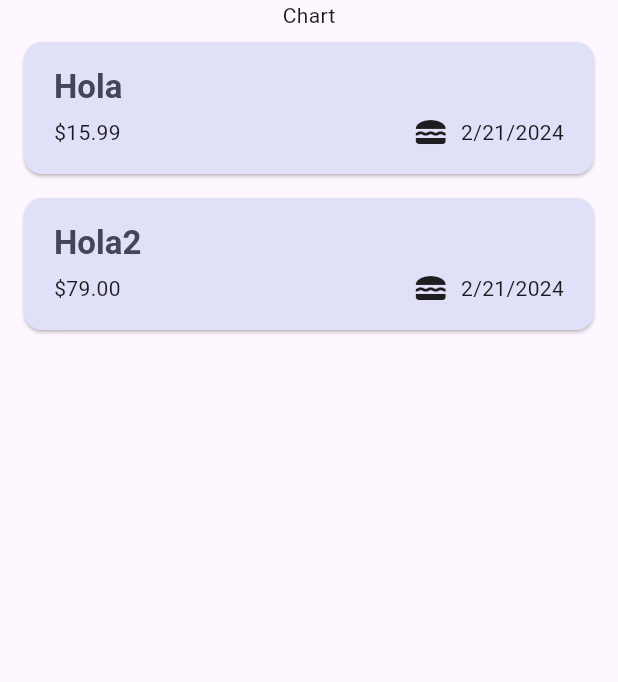
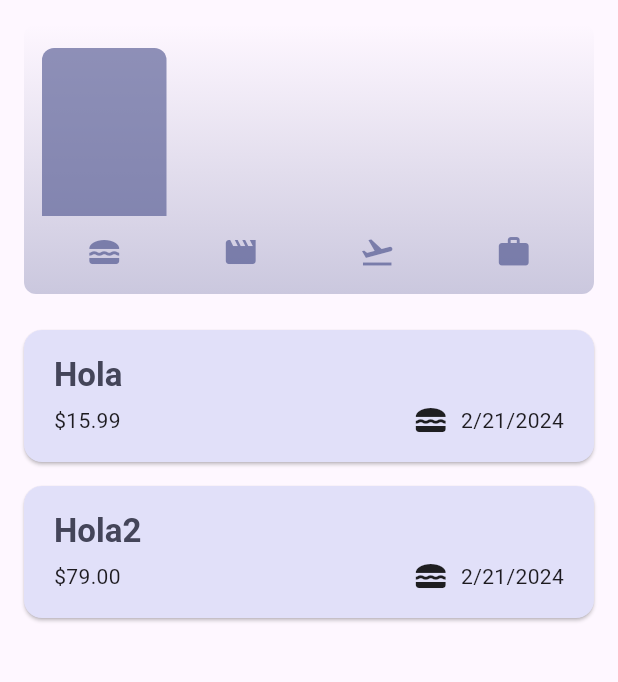
Before and after one commit to OussemaDammak/Expense_Tracker, a Flutter app: the screen it shows after launch, on a phone screen of 412 x 824 dp, the part 84-766 px from its top. Run offline on Flutter 3.47's test engine with Material 3 defaults, Android fonts, the phone set to English and light mode, and no system bars.

Commit message:
styling chart , ready 2 files

```diff
--- /dev/null
+++ b/lib/widgets/chart/chart.dart
@@ -0,0 +1,95 @@
+import 'package:flutter/material.dart';
+
+import 'package:expense_tracker/widgets/chart/chart_bar.dart';
+import 'package:expense_tracker/models/expense.dart';
+
+class Chart extends StatelessWidget {
+  const Chart({super.key, required this.expenses});
+
+  final List<Expense> expenses;
+
+  List<ExpenseBucket> get buckets {
+    return [
+      ExpenseBucket.forCategory(expenses, Category.food),
+      ExpenseBucket.forCategory(expenses, Category.leisure),
+      ExpenseBucket.forCategory(expenses, Category.travel),
+      ExpenseBucket.forCategory(expenses, Category.work),
+    ];
+  }
+
+  double get maxTotalExpense {
+    double maxTotalExpense = 0;
+
+    for (final bucket in buckets) {
+      if (bucket.totalExpenses > maxTotalExpense) {
+        maxTotalExpense = bucket.totalExpenses;
+      }
+    }
+
+    return maxTotalExpense;
+  }
+
+  @override
+  Widget build(BuildContext context) {
+    final isDarkMode =
+        MediaQuery.of(context).platformBrightness == Brightness.dark;
+    return Container(
+      margin: const EdgeInsets.all(16),
+      padding: const EdgeInsets.symmetric(
+        vertical: 16,
+        horizontal: 8,
+      ),
+      width: double.infinity,
+      height: 180,
+      decoration: BoxDecoration(
+        borderRadius: BorderRadius.circular(8),
+        gradient: LinearGradient(
+          colors: [
+            Theme.of(context).colorScheme.primary.withOpacity(0.3),
+            Theme.of(context).colorScheme.primary.withOpacity(0.0)
+          ],
+          begin: Alignment.bottomCenter,
+          end: Alignment.topCenter,
+        ),
+      ),
+      child: Column(
+        children: [
+          Expanded(
+            child: Row(
+              crossAxisAlignment: CrossAxisAlignment.end,
+              children: [
+                for (final bucket in buckets) // alternative to map()
+                  ChartBar(
+                    fill: bucket.totalExpenses == 0
+                        ? 0
+                        : bucket.totalExpenses / maxTotalExpense,
+                  )
+              ],
+            ),
+          ),
+          const SizedBox(height: 12),
+          Row(
+            children: buckets
+                .map(
+                  (bucket) => Expanded(
+                    child: Padding(
+                      padding: const EdgeInsets.symmetric(horizontal: 4),
+                      child: Icon(
+                        categoryIcon[bucket.category],
+                        color: isDarkMode
+                            ? Theme.of(context).colorScheme.secondary
+                            : Theme.of(context)
+                                .colorScheme
+                                .primary
+                                .withOpacity(0.7),
+                      ),
+                    ),
+                  ),
+                )
+                .toList(),
+          )
+        ],
+      ),
+    );
+  }
+}
--- /dev/null
+++ b/lib/widgets/chart/chart_bar.dart
@@ -0,0 +1,34 @@
+import 'package:flutter/material.dart';
+
+class ChartBar extends StatelessWidget {
+  const ChartBar({
+    super.key,
+    required this.fill,
+  });
+
+  final double fill;
+
+  @override
+  Widget build(BuildContext context) {
+    final isDarkMode =
+        MediaQuery.of(context).platformBrightness == Brightness.dark;
+    return Expanded(
+      child: Padding(
+        padding: const EdgeInsets.symmetric(horizontal: 4),
+        child: FractionallySizedBox(
+          heightFactor: fill,
+          child: DecoratedBox(
+            decoration: BoxDecoration(
+              shape: BoxShape.rectangle,
+              borderRadius:
+                  const BorderRadius.vertical(top: Radius.circular(8)),
+              color: isDarkMode
+                  ? Theme.of(context).colorScheme.secondary
+                  : Theme.of(context).colorScheme.primary.withOpacity(0.65),
+            ),
+          ),
+        ),
+      ),
+    );
+  }
+}
--- a/lib/widgets/expenses.dart
+++ b/lib/widgets/expenses.dart
@@ -1,3 +1,4 @@
+import 'package:expense_tracker/widgets/chart/chart.dart';
 import 'package:expense_tracker/widgets/expenses_list/expenses_list.dart';
 import 'package:expense_tracker/widgets/new_expense.dart';
 import 'package:flutter/material.dart';
@@ -92,7 +93,7 @@ class _ExpensesState extends State<Expenses> {
       ),
       body: Column(
         children: [
-          const Text('Chart'),
+          Chart(expenses: _registredExpenses),
           Expanded(
             child: mainContent,
           ),
```
